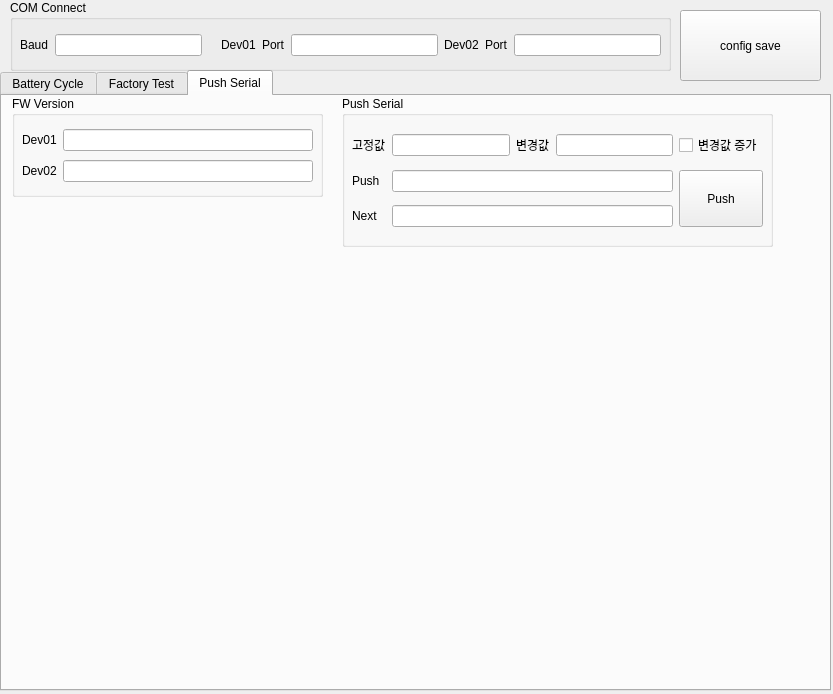
The window that src/BCT_UI.ui (ComMslee/BCT) describes before a commit, drawn with Qt 5.
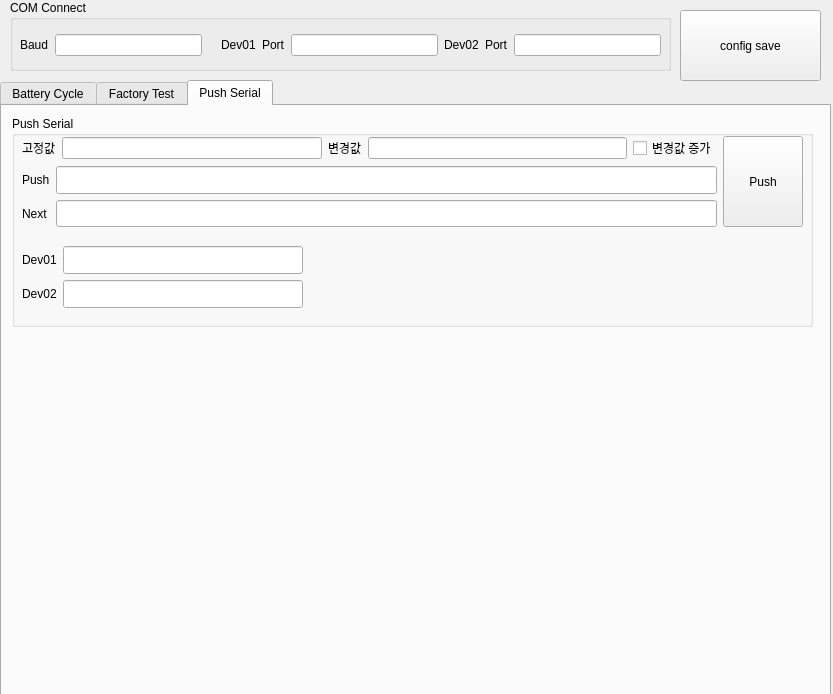
The same window after the commit. The open tabs and pages were chosen to show the change.

```diff
--- a/src/BCT_UI.ui
+++ b/src/BCT_UI.ui
@@ -17,7 +17,7 @@
    <property name="geometry">
     <rect>
      <x>0</x>
-     <y>70</y>
+     <y>80</y>
      <width>831</width>
      <height>621</height>
     </rect>
@@ -809,66 +809,13 @@
     <attribute name="title">
      <string>Push Serial</string>
     </attribute>
-    <widget class="QGroupBox" name="groupBox_5">
-     <property name="geometry">
-      <rect>
-       <x>10</x>
-       <y>0</y>
-       <width>311</width>
-       <height>101</height>
-      </rect>
-     </property>
-     <property name="title">
-      <string>FW Version</string>
-     </property>
-     <widget class="QWidget" name="gridLayoutWidget_5">
-      <property name="geometry">
-       <rect>
-        <x>10</x>
-        <y>30</y>
-        <width>291</width>
-        <height>60</height>
-       </rect>
-      </property>
-      <layout class="QGridLayout" name="gridLayout_5">
-       <item row="0" column="0">
-        <widget class="QLabel" name="label_15">
-         <property name="text">
-          <string>Dev01</string>
-         </property>
-        </widget>
-       </item>
-       <item row="1" column="0">
-        <widget class="QLabel" name="label_16">
-         <property name="text">
-          <string>Dev02</string>
-         </property>
-        </widget>
-       </item>
-       <item row="0" column="1">
-        <widget class="QLineEdit" name="push_dev01_version">
-         <property name="readOnly">
-          <bool>true</bool>
-         </property>
-        </widget>
-       </item>
-       <item row="1" column="1">
-        <widget class="QLineEdit" name="push_dev02_version">
-         <property name="readOnly">
-          <bool>true</bool>
-         </property>
-        </widget>
-       </item>
-      </layout>
-     </widget>
-    </widget>
     <widget class="QGroupBox" name="groupBox_6">
      <property name="geometry">
       <rect>
-       <x>340</x>
-       <y>0</y>
-       <width>431</width>
-       <height>151</height>
+       <x>10</x>
+       <y>10</y>
+       <width>801</width>
+       <height>211</height>
       </rect>
      </property>
      <property name="title">
@@ -878,74 +825,127 @@
       <property name="geometry">
        <rect>
         <x>10</x>
-        <y>30</y>
-        <width>411</width>
-        <height>111</height>
+        <y>20</y>
+        <width>781</width>
+        <height>91</height>
        </rect>
       </property>
-      <layout class="QGridLayout" name="gridLayout_6" columnstretch="0,0,0,0,0" rowminimumheight="0,0,0">
-       <item row="0" column="2">
-        <widget class="QLabel" name="label_18">
-         <property name="text">
-          <string>변경값</string>
-         </property>
-        </widget>
-       </item>
+      <layout class="QGridLayout" name="gridLayout_6" columnstretch="0,0,0,0,0,0,0,0">
        <item row="1" column="0">
-        <widget class="QLabel" name="label_19">
-         <property name="text">
-          <string>Push</string>
-         </property>
-        </widget>
-       </item>
-       <item row="0" column="1">
-        <widget class="QLineEdit" name="push_serial_fixed"/>
-       </item>
-       <item row="0" column="4">
-        <widget class="QCheckBox" name="push_serial_autocnt">
-         <property name="text">
-          <string>변경값 증가</string>
-         </property>
-        </widget>
+        <layout class="QHBoxLayout" name="horizontalLayout_2">
+         <item>
+          <layout class="QGridLayout" name="gridLayout_5">
+           <item row="1" column="1">
+            <widget class="QLineEdit" name="push_serial_next">
+             <property name="sizePolicy">
+              <sizepolicy hsizetype="Expanding" vsizetype="Expanding">
+               <horstretch>0</horstretch>
+               <verstretch>0</verstretch>
+              </sizepolicy>
+             </property>
+             <property name="text">
+              <string/>
+             </property>
+             <property name="readOnly">
+              <bool>true</bool>
+             </property>
+            </widget>
+           </item>
+           <item row="1" column="0">
+            <widget class="QLabel" name="label_26">
+             <property name="sizePolicy">
+              <sizepolicy hsizetype="Fixed" vsizetype="Expanding">
+               <horstretch>0</horstretch>
+               <verstretch>0</verstretch>
+              </sizepolicy>
+             </property>
+             <property name="text">
+              <string>Next</string>
+             </property>
+            </widget>
+           </item>
+           <item row="0" column="1">
+            <widget class="QLineEdit" name="push_serial_mix">
+             <property name="sizePolicy">
+              <sizepolicy hsizetype="Expanding" vsizetype="Expanding">
+               <horstretch>0</horstretch>
+               <verstretch>0</verstretch>
+              </sizepolicy>
+             </property>
+             <property name="text">
+              <string/>
+             </property>
+             <property name="readOnly">
+              <bool>true</bool>
+             </property>
+            </widget>
+           </item>
+           <item row="0" column="0">
+            <widget class="QLabel" name="label_19">
+             <property name="sizePolicy">
+              <sizepolicy hsizetype="Fixed" vsizetype="Expanding">
+               <horstretch>0</horstretch>
+               <verstretch>0</verstretch>
+              </sizepolicy>
+             </property>
+             <property name="text">
+              <string>Push</string>
+             </property>
+            </widget>
+           </item>
+          </layout>
+         </item>
+        </layout>
        </item>
        <item row="0" column="0">
-        <widget class="QLabel" name="label_17">
-         <property name="text">
-          <string>고정값</string>
-         </property>
-        </widget>
-       </item>
-       <item row="0" column="3">
-        <widget class="QLineEdit" name="push_serial_val"/>
-       </item>
-       <item row="2" column="1" colspan="3">
-        <widget class="QLineEdit" name="push_serial_next">
-         <property name="text">
-          <string/>
-         </property>
-         <property name="readOnly">
-          <bool>true</bool>
-         </property>
-        </widget>
-       </item>
-       <item row="1" column="1" colspan="3">
-        <widget class="QLineEdit" name="push_serial_mix">
-         <property name="text">
-          <string/>
-         </property>
-         <property name="readOnly">
-          <bool>true</bool>
-         </property>
-        </widget>
+        <layout class="QHBoxLayout" name="horizontalLayout">
+         <item>
+          <widget class="QLabel" name="label_17">
+           <property name="text">
+            <string>고정값</string>
+           </property>
+          </widget>
+         </item>
+         <item>
+          <widget class="QLineEdit" name="push_serial_fixed">
+           <property name="sizePolicy">
+            <sizepolicy hsizetype="Expanding" vsizetype="Fixed">
+             <horstretch>0</horstretch>
+             <verstretch>0</verstretch>
+            </sizepolicy>
+           </property>
+          </widget>
+         </item>
+         <item>
+          <widget class="QLabel" name="label_18">
+           <property name="text">
+            <string>변경값</string>
+           </property>
+          </widget>
+         </item>
+         <item>
+          <widget class="QLineEdit" name="push_serial_val">
+           <property name="sizePolicy">
+            <sizepolicy hsizetype="Expanding" vsizetype="Fixed">
+             <horstretch>0</horstretch>
+             <verstretch>0</verstretch>
+            </sizepolicy>
+           </property>
+          </widget>
+         </item>
+         <item>
+          <widget class="QCheckBox" name="push_serial_autocnt">
+           <property name="text">
+            <string>변경값 증가</string>
+           </property>
+          </widget>
+         </item>
+        </layout>
        </item>
        <item row="2" column="0">
-        <widget class="QLabel" name="label_26">
-         <property name="text">
-          <string>Next</string>
-         </property>
-        </widget>
+        <layout class="QHBoxLayout" name="horizontalLayout_5"/>
        </item>
-       <item row="1" column="4" rowspan="2">
+       <item row="0" column="1" rowspan="2">
         <widget class="QPushButton" name="push_serial_push">
          <property name="sizePolicy">
           <sizepolicy hsizetype="Preferred" vsizetype="Preferred">
@@ -960,6 +960,58 @@
        </item>
       </layout>
      </widget>
+     <widget class="QWidget" name="gridLayoutWidget_10">
+      <property name="geometry">
+       <rect>
+        <x>10</x>
+        <y>130</y>
+        <width>281</width>
+        <height>62</height>
+       </rect>
+      </property>
+      <layout class="QGridLayout" name="gridLayout_10">
+       <item row="0" column="1">
+        <widget class="QLineEdit" name="push_dev01_version">
+         <property name="sizePolicy">
+          <sizepolicy hsizetype="Expanding" vsizetype="Expanding">
+           <horstretch>0</horstretch>
+           <verstretch>0</verstretch>
+          </sizepolicy>
+         </property>
+         <property name="readOnly">
+          <bool>true</bool>
+         </property>
+        </widget>
+       </item>
+       <item row="1" column="1">
+        <widget class="QLineEdit" name="push_dev02_version">
+         <property name="sizePolicy">
+          <sizepolicy hsizetype="Expanding" vsizetype="Expanding">
+           <horstretch>0</horstretch>
+           <verstretch>0</verstretch>
+          </sizepolicy>
+         </property>
+         <property name="readOnly">
+          <bool>true</bool>
+         </property>
+        </widget>
+       </item>
+       <item row="1" column="0">
+        <widget class="QLabel" name="label_16">
+         <property name="text">
+          <string>Dev02</string>
+         </property>
+        </widget>
+       </item>
+       <item row="0" column="0">
+        <widget class="QLabel" name="label_15">
+         <property name="text">
+          <string>Dev01</string>
+         </property>
+        </widget>
+       </item>
+      </layout>
+     </widget>
     </widget>
    </widget>
   </widget>
```
Left out of the diff: 16 changed lines with no effect on the pictures.
